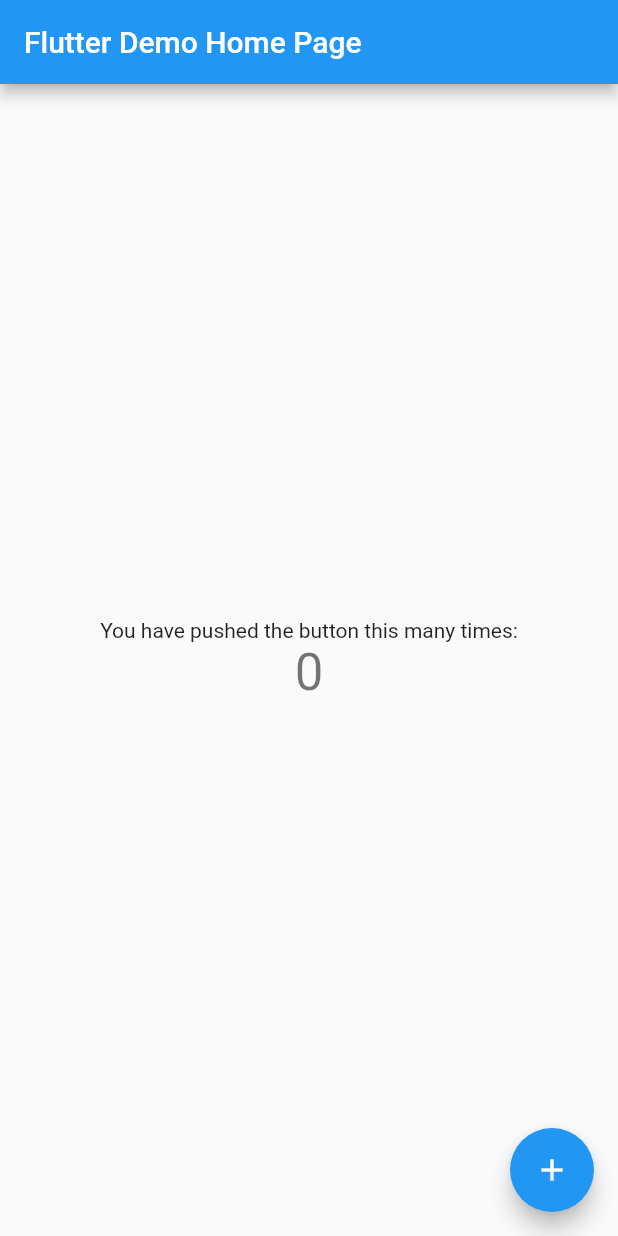
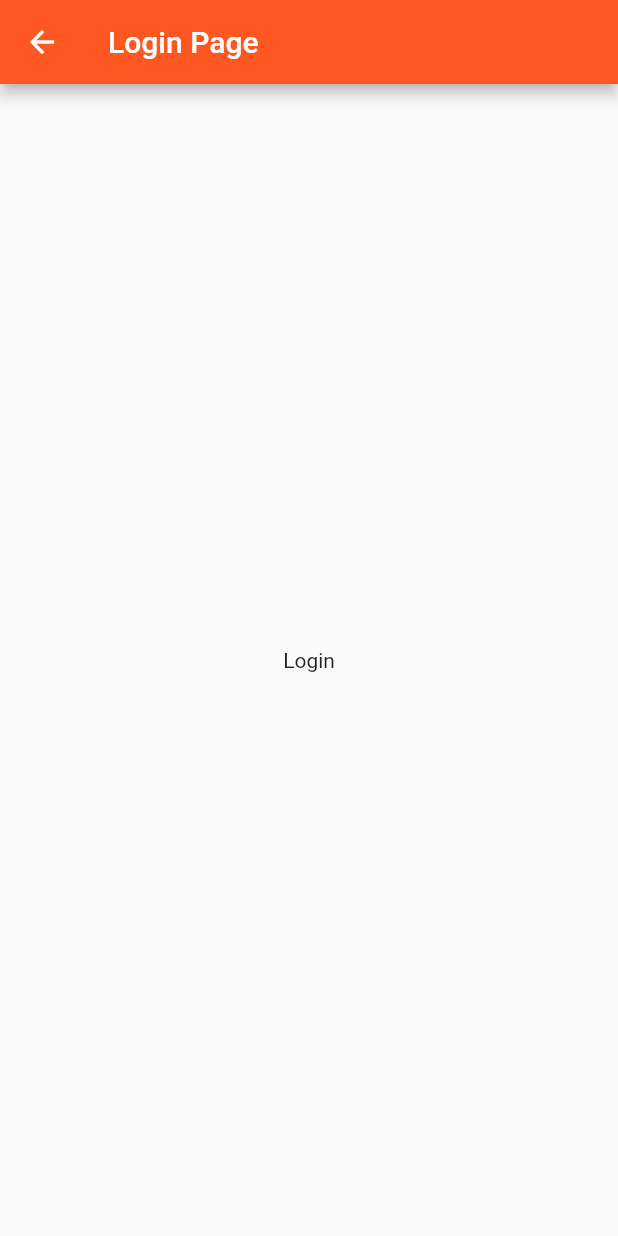
Before and after one commit to tincharlie/LearningFlutter, a Flutter app: the screen it shows after launch, on a phone screen of 412 x 824 dp. Run offline on Flutter 3.47's test engine with Material 2 defaults, Android fonts, the phone set to English and light mode, and no system bars.

Commit message:
Day3 Completed Successfully

```diff
--- /dev/null
+++ b/lib/Pages/Home_Page.dart
@@ -0,0 +1,23 @@
+
+import 'package:flutter/material.dart';
+
+
+class HomePage extends StatelessWidget {
+  final Days = 30;
+  final String name = "Vipul";
+
+  @override
+  Widget build(BuildContext context) {
+    return Scaffold(
+      appBar: AppBar(
+        title: Text("ML App"),
+      ),
+      body: Center(
+        child: Container(
+          child: Text("Wlcm to $Days days of ML Series by $name"),
+        ),
+      ),
+    drawer: Drawer(),
+    );
+  }
+}
--- /dev/null
+++ b/lib/Pages/Login.dart
@@ -0,0 +1,26 @@
+import 'package:flutter/material.dart';
+
+class LoginPage extends StatelessWidget {
+  const LoginPage({super.key});
+
+  @override
+  Widget build(BuildContext context) {
+    return Scaffold(
+      // return Material(
+      //     child: Center(
+      //   child: Text(
+      //     "Login Page",
+      //     style: TextStyle(fontSize: 40, fontFamily: "Italic"),
+      //   ),
+      // )
+      appBar: AppBar(
+        title: Text("Login Page"),
+      ),
+      body: Center(
+        child: Container(
+          child: Text("Login"),
+        ),
+      ),
+    );
+  }
+}
--- a/lib/main.dart
+++ b/lib/main.dart
@@ -1,115 +1,151 @@
+import 'package:flutter/cupertino.dart';
 import 'package:flutter/material.dart';
+import 'package:flutter/services.dart';
+
+import 'Pages/Home_Page.dart';
+import 'Pages/Login.dart';
 
 void main() {
-  runApp(const MyApp());
+  runApp(MyApp());
 }
 
 class MyApp extends StatelessWidget {
   const MyApp({super.key});
 
-  // This widget is the root of your application.
   @override
   Widget build(BuildContext context) {
+    // String Name = "Vipul";
     return MaterialApp(
-      title: 'Flutter Demo',
-      theme: ThemeData(
-        // This is the theme of your application.
-        //
-        // Try running your application with "flutter run". You'll see the
-        // application has a blue toolbar. Then, without quitting the app, try
-        // changing the primarySwatch below to Colors.green and then invoke
-        // "hot reload" (press "r" in the console where you ran "flutter run",
-        // or simply save your changes to "hot reload" in a Flutter IDE).
-        // Notice that the counter didn't reset back to zero; the application
-        // is not restarted.
-        primarySwatch: Colors.blue,
-      ),
-      home: const MyHomePage(title: 'Flutter Demo Home Page'),
+        themeMode: ThemeMode.light,
+        theme: ThemeData(primarySwatch: Colors.deepOrange),
+        darkTheme: ThemeData(
+          brightness: Brightness.dark,
+        ),
+        initialRoute: "/login",
+        routes: {
+          "/": (context) => HomePage(),
+          "/home": (context) => HomePage(),
+          "/login": (context) => LoginPage()
+      }
     );
   }
 }
 
-class MyHomePage extends StatefulWidget {
-  const MyHomePage({super.key, required this.title});
 
-  // This widget is the home page of your application. It is stateful, meaning
-  // that it has a State object (defined below) that contains fields that affect
-  // how it looks.
 
-  // This class is the configuration for the state. It holds the values (in this
-  // case the title) provided by the parent (in this case the App widget) and
-  // used by the build method of the State. Fields in a Widget subclass are
-  // always marked "final".
 
-  final String title;
+// import 'package:flutter/material.dart';
 
-  @override
-  State<MyHomePage> createState() => _MyHomePageState();
-}
+// void main() {
+//   runApp(const MyApp());
+// }
 
-class _MyHomePageState extends State<MyHomePage> {
-  int _counter = 0;
+// class MyApp extends StatelessWidget {
+//   const MyApp({super.key});
 
-  void _incrementCounter() {
-    setState(() {
-      // This call to setState tells the Flutter framework that something has
-      // changed in this State, which causes it to rerun the build method below
-      // so that the display can reflect the updated values. If we changed
-      // _counter without calling setState(), then the build method would not be
-      // called again, and so nothing would appear to happen.
-      _counter++;
-    });
-  }
+//   // This widget is the root of your application.
+//   @override
+//   Widget build(BuildContext context) {
+//     return MaterialApp(
+//       title: 'Flutter Demo',
+//       theme: ThemeData(
+//         // This is the theme of your application.
+//         //
+//         // Try running your application with "flutter run". You'll see the
+//         // application has a blue toolbar. Then, without quitting the app, try
+//         // changing the primarySwatch below to Colors.green and then invoke
+//         // "hot reload" (press "r" in the console where you ran "flutter run",
+//         // or simply save your changes to "hot reload" in a Flutter IDE).
+//         // Notice that the counter didn't reset back to zero; the application
+//         // is not restarted.
+//         primarySwatch: Colors.blue,
+//       ),
+//       home: const MyHomePage(title: 'Flutter Demo Home Page'),
+//     );
+//   }
+// }
 
-  @override
-  Widget build(BuildContext context) {
-    // This method is rerun every time setState is called, for instance as done
-    // by the _incrementCounter method above.
-    //
-    // The Flutter framework has been optimized to make rerunning build methods
-    // fast, so that you can just rebuild anything that needs updating rather
-    // than having to individually change instances of widgets.
-    return Scaffold(
-      appBar: AppBar(
-        // Here we take the value from the MyHomePage object that was created by
-        // the App.build method, and use it to set our appbar title.
-        title: Text(widget.title),
-      ),
-      body: Center(
-        // Center is a layout widget. It takes a single child and positions it
-        // in the middle of the parent.
-        child: Column(
-          // Column is also a layout widget. It takes a list of children and
-          // arranges them vertically. By default, it sizes itself to fit its
-          // children horizontally, and tries to be as tall as its parent.
-          //
-          // Invoke "debug painting" (press "p" in the console, choose the
-          // "Toggle Debug Paint" action from the Flutter Inspector in Android
-          // Studio, or the "Toggle Debug Paint" command in Visual Studio Code)
-          // to see the wireframe for each widget.
-          //
-          // Column has various properties to control how it sizes itself and
-          // how it positions its children. Here we use mainAxisAlignment to
-          // center the children vertically; the main axis here is the vertical
-          // axis because Columns are vertical (the cross axis would be
-          // horizontal).
-          mainAxisAlignment: MainAxisAlignment.center,
-          children: <Widget>[
-            const Text(
-              'You have pushed the button this many times:',
-            ),
-            Text(
-              '$_counter',
-              style: Theme.of(context).textTheme.headline4,
-            ),
-          ],
-        ),
-      ),
-      floatingActionButton: FloatingActionButton(
-        onPressed: _incrementCounter,
-        tooltip: 'Increment',
-        child: const Icon(Icons.add),
-      ), // This trailing comma makes auto-formatting nicer for build methods.
-    );
-  }
-}
+// class MyHomePage extends StatefulWidget {
+//   const MyHomePage({super.key, required this.title});
+
+//   // This widget is the home page of your application. It is stateful, meaning
+//   // that it has a State object (defined below) that contains fields that affect
+//   // how it looks.
+
+//   // This class is the configuration for the state. It holds the values (in this
+//   // case the title) provided by the parent (in this case the App widget) and
+//   // used by the build method of the State. Fields in a Widget subclass are
+//   // always marked "final".
+
+//   final String title;
+
+//   @override
+//   State<MyHomePage> createState() => _MyHomePageState();
+// }
+
+// class _MyHomePageState extends State<MyHomePage> {
+//   int _counter = 0;
+
+//   void _incrementCounter() {
+//     setState(() {
+//       // This call to setState tells the Flutter framework that something has
+//       // changed in this State, which causes it to rerun the build method below
+//       // so that the display can reflect the updated values. If we changed
+//       // _counter without calling setState(), then the build method would not be
+//       // called again, and so nothing would appear to happen.
+//       _counter++;
+//     });
+//   }
+
+//   @override
+//   Widget build(BuildContext context) {
+//     // This method is rerun every time setState is called, for instance as done
+//     // by the _incrementCounter method above.
+//     //
+//     // The Flutter framework has been optimized to make rerunning build methods
+//     // fast, so that you can just rebuild anything that needs updating rather
+//     // than having to individually change instances of widgets.
+//     return Scaffold(
+//       appBar: AppBar(
+//         // Here we take the value from the MyHomePage object that was created by
+//         // the App.build method, and use it to set our appbar title.
+//         title: Text(widget.title),
+//       ),
+//       body: Center(
+//         // Center is a layout widget. It takes a single child and positions it
+//         // in the middle of the parent.
+//         child: Column(
+//           // Column is also a layout widget. It takes a list of children and
+//           // arranges them vertically. By default, it sizes itself to fit its
+//           // children horizontally, and tries to be as tall as its parent.
+//           //
+//           // Invoke "debug painting" (press "p" in the console, choose the
+//           // "Toggle Debug Paint" action from the Flutter Inspector in Android
+//           // Studio, or the "Toggle Debug Paint" command in Visual Studio Code)
+//           // to see the wireframe for each widget.
+//           //
+//           // Column has various properties to control how it sizes itself and
+//           // how it positions its children. Here we use mainAxisAlignment to
+//           // center the children vertically; the main axis here is the vertical
+//           // axis because Columns are vertical (the cross axis would be
+//           // horizontal).
+//           mainAxisAlignment: MainAxisAlignment.center,
+//           children: <Widget>[
+//             const Text(
+//               'You have pushed the button this many times:',
+//             ),
+//             Text(
+//               '$_counter',
+//               style: Theme.of(context).textTheme.headline4,
+//             ),
+//           ],
+//         ),
+//       ),
+//       floatingActionButton: FloatingActionButton(
+//         onPressed: _incrementCounter,
+//         tooltip: 'Increment',
+//         child: const Icon(Icons.add),
+//       ), // This trailing comma makes auto-formatting nicer for build methods.
+//     );
+//   }
+// }
```
